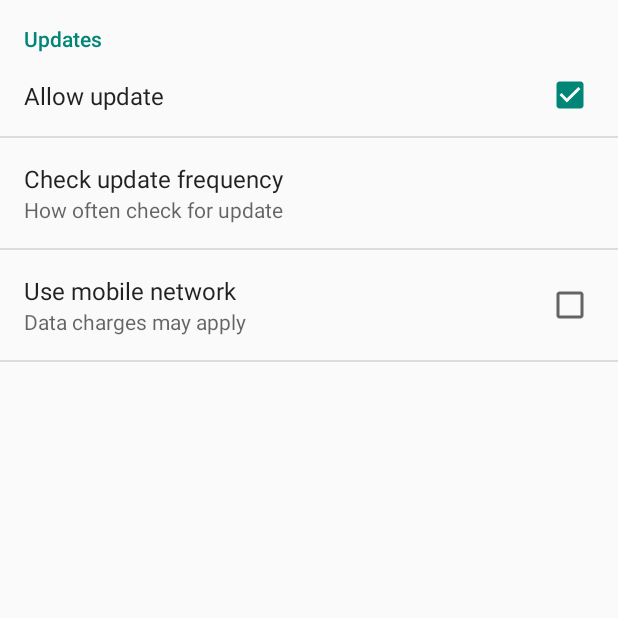
After one commit to DzmitrySlutskiy/Bus, an Android app: the PrefActivity screen opened directly, with no data from a screen before it, on a phone screen of 412 x 824 dp, the top half of it. The commit adds this screen. Run offline under Robolectric (Android 15) with nearby library versions, the phone set to English and light mode, and no system bars.

Commit message:
Изменена логика работы с обновлениями. (Временный комит)

```diff
--- /dev/null
+++ b/rasp_ap/src/main/java/by/slutskiy/busschedule/ui/activity/PrefActivity.java
@@ -0,0 +1,61 @@
+package by.slutskiy.busschedule.ui.activity;
+
+import android.content.SharedPreferences;
+import android.os.Bundle;
+import android.preference.PreferenceActivity;
+
+import by.slutskiy.busschedule.R;
+import by.slutskiy.busschedule.utils.PreferenceUtils;
+import by.slutskiy.busschedule.utils.UpdateUtils;
+
+/**
+ * PrefActivity
+ * Version 1.0
+ * 26.09.2014
+ * Created by Dzmitry Slutskiy.
+ */
+public class PrefActivity extends PreferenceActivity
+        implements SharedPreferences.OnSharedPreferenceChangeListener {
+
+    /*  private fields  */
+
+    /*  public constructors */
+
+    public PrefActivity() {/*   code    */}
+
+    @Override
+    public void onCreate(Bundle savedInstanceState) {
+        super.onCreate(savedInstanceState);
+        addPreferencesFromResource(R.xml.preferences);
+    }
+
+    public void onSharedPreferenceChanged(SharedPreferences sharedPreferences,
+                                          String key) {
+        if (key.equals(getString(R.string.preference_key_update_freq))) {
+            long freq = Integer.parseInt(sharedPreferences.getString(key, "0"));
+            if (freq != 0) {
+                UpdateUtils.setRepeating(getApplicationContext());  //set new alarm
+            } else {
+                UpdateUtils.cancelAlarm(getApplicationContext());
+            }
+        } else if (key.equals(getString(R.string.preference_key_allow_update))) {
+            if (UpdateUtils.isUpdateAllowed(getApplicationContext())) {
+                UpdateUtils.setRepeating(getApplicationContext());  //set new alarm
+            } else {
+                UpdateUtils.cancelAlarm(getApplicationContext());   //cancel old alarm
+            }
+        }
+    }
+
+    @Override
+    protected void onResume() {
+        super.onResume();
+        PreferenceUtils.registerListener(this, this);
+    }
+
+    @Override
+    protected void onPause() {
+        super.onPause();
+        PreferenceUtils.unregisterListener(this, this);
+    }
+}
--- /dev/null
+++ b/rasp_ap/src/main/res/values/arrays.xml
@@ -0,0 +1,16 @@
+<?xml version="1.0" encoding="utf-8"?>
+<resources>
+    <string-array name="update_freq_values">
+        <item>1</item>
+        <item>7</item>
+        <item>30</item>
+        <item>0</item>
+    </string-array>
+    <string-array
+        name="update_freq_title">
+        <item>@string/preference_update_freq_time_per_day</item>
+        <item>@string/preference_update_freq_time_per_week</item>
+        <item>@string/preference_update_freq_time_per_month</item>
+        <item>@string/preference_update_freq_manual</item>
+    </string-array>
+</resources>
--- a/rasp_ap/src/main/res/values/strings.xml
+++ b/rasp_ap/src/main/res/values/strings.xml
@@ -2,12 +2,12 @@
 <resources>
 
     <string name="app_name">BusSchedule</string>
-    <!--menu action-->
+    <!-- menu action -->
     <string name="action_settings">Settings</string>
     <string name="action_settings_check_update">Check update</string>
     <string name="action_settings_update">Update</string>
 
-    <!--Toast strings-->
+    <!-- Toast strings -->
     <string name="toast_update_available">New update available</string>
     <string name="toast_update_not_available">No update available</string>
     <string name="toast_no_internet">Can not update schedule. No internet connection!</string>
@@ -17,18 +17,16 @@
     <string name="toast_io_error">File input/output error. </string>
     <string name="toast_biff_error">Error work with xls file. </string>
     <string name="toast_app_error">Internal application error. Please, reinstall or update application. </string>
-
     <string name="toast_extract_db_error">Error extracting database archive. Update bus schedule manual.</string>
 
-    <!--Notification strings-->
+    <!-- Notification strings -->
     <string name="notification_title_update">Update bus schedule</string>
-
     <string name="notification_message_try_update">Trying to update bus schedule from web-site rasp.ap1.by</string>
     <string name="notification_message_download_file">Download file</string>
     <string name="notification_message_open_file">Opening file</string>
     <string name="notification_message_update_db">Update the database</string>
 
-    <!--TextView strings-->
+    <!-- TextView strings -->
     <string name="text_view_hour">Hour</string>
     <string name="text_view_route">Route:  </string>
     <string name="text_view_stop">Stop:  </string>
@@ -37,9 +35,30 @@
     <string name="text_view_get_data">get data</string>
     <string name="text_view_update_date">Update date:</string>
 
-    <!--buttons-->
+    <!-- buttons -->
     <string name="button_news">News</string>
     <string name="button_route">Routes</string>
     <string name="button_stops">Stops</string>
 
+    <!-- preferences -->
+    <string name="preference_activity_title">Settings</string>
+    <string name="preference_update_category_title">Updates</string>
+    <string name="preference_allow_update_title">Allow update</string>
+    <string name="preference_update_freq_title">Check update frequency</string>
+    <string name="preference_update_freq_summary">How often check for update</string>
+
+    <!-- update frequency -->
+    <string name="preference_update_freq_time_per_day">Time per day</string>
+    <string name="preference_update_freq_time_per_week">Time per week</string>
+    <string name="preference_update_freq_time_per_month">Time per month</string>
+    <string name="preference_update_freq_manual">Manual</string>
+
+    <string name="preference_update_use_mobile_net">Use mobile network</string>
+    <string name="preference_update_use_mobile_net_summary">Data charges may apply</string>
+
+    <!-- preference key -->
+    <string name="preference_key_allow_update">allow_update</string>
+    <string name="preference_key_update_freq">update_freq</string>
+    <string name="preference_key_use_mobile">use_mobile</string>
+    <string name="preference_key_last_check">preference_key_last_check</string>
 </resources>
--- /dev/null
+++ b/rasp_ap/src/main/res/xml/preferences.xml
@@ -0,0 +1,34 @@
+<PreferenceScreen xmlns:android="http://schemas.android.com/apk/res/android"
+                  xmlns:tools="http://schemas.android.com/tools"
+                  android:layout_width="match_parent"
+                  android:layout_height="match_parent"
+                  tools:context="by.slutskiy.busschedule.ui.fragments.PrefFragment">
+
+    <PreferenceCategory
+        android:title="@string/preference_update_category_title">
+
+        <CheckBoxPreference
+            android:key="@string/preference_key_allow_update"
+            android:title="@string/preference_allow_update_title"
+            android:defaultValue="true"/>
+
+        <ListPreference
+            android:dependency="@string/preference_key_allow_update"
+            android:key="@string/preference_key_update_freq"
+            android:title="@string/preference_update_freq_title"
+            android:summary="@string/preference_update_freq_summary"
+            android:entries="@array/update_freq_title"
+            android:entryValues="@array/update_freq_values"
+            android:dialogTitle="@string/preference_update_freq_summary"
+            android:defaultValue="1"/>
+
+        <CheckBoxPreference
+            android:dependency="@string/preference_key_allow_update"
+            android:key="@string/preference_key_use_mobile"
+            android:title="@string/preference_update_use_mobile_net"
+            android:summary="@string/preference_update_use_mobile_net_summary"
+            android:defaultValue="false"/>
+
+    </PreferenceCategory>
+
+</PreferenceScreen>
```
Also changed, not shown: rasp_ap/src/main/AndroidManifest.xml (+33 -11 lines), rasp_ap/src/main/java/by/slutskiy/busschedule/receivers/AlarmReceiver.java (added, +33 -0 lines), rasp_ap/src/main/java/by/slutskiy/busschedule/receivers/BootReceiver.java (added, +22 -0 lines), rasp_ap/src/main/java/by/slutskiy/busschedule/receivers/ConnectivityReceiver.java (added, +38 -0 lines), rasp_ap/src/main/java/by/slutskiy/busschedule/services/UpdateService.java (+31 -10 lines), rasp_ap/src/main/java/by/slutskiy/busschedule/ui/activity/MainActivity.java (+31 -14 lines), rasp_ap/src/main/java/by/slutskiy/busschedule/ui/fragments/NewsFragment.java (+2 -6 lines), rasp_ap/src/main/java/by/slutskiy/busschedule/utils/PreferenceUtils.java (added, +68 -0 lines), rasp_ap/src/main/java/by/slutskiy/busschedule/utils/UpdateUtils.java (added, +92 -0 lines), rasp_ap/src/main/res/menu/activity_menu_main.xml (+8 -13 lines), 1 other file.
